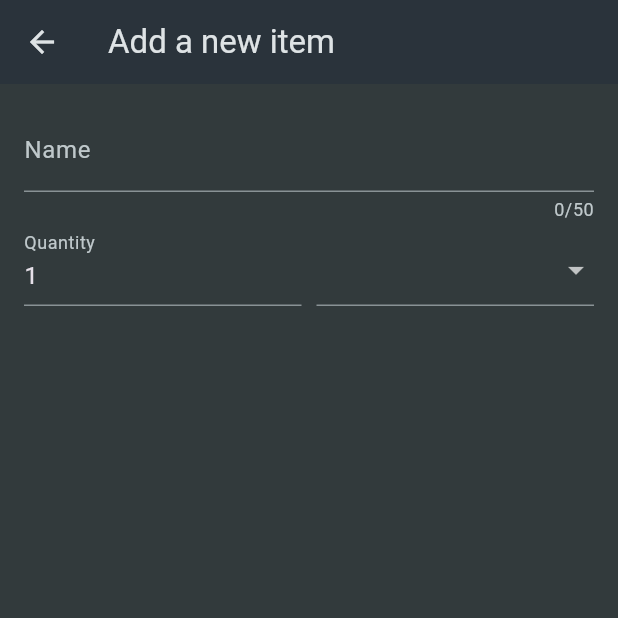
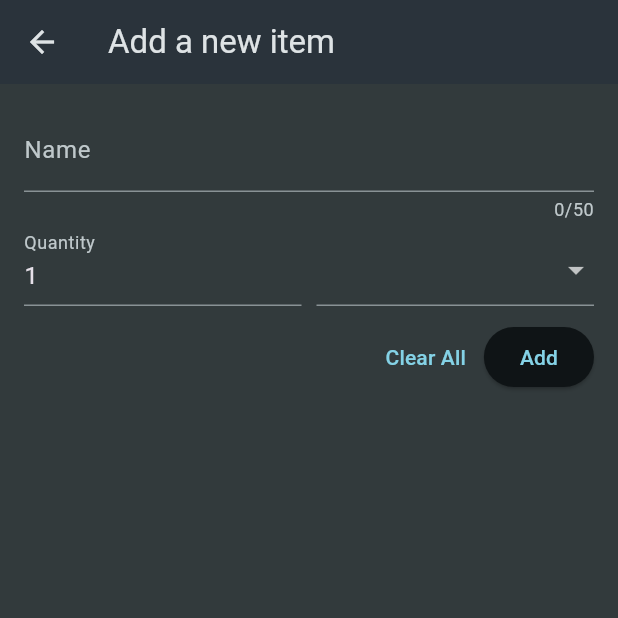
Before and after one commit to QuantumSams/udemy_flutter_shopping_list, a Flutter app: the NewItem screen opened directly, on a phone screen of 412 x 824 dp, the top half of it. Run offline on Flutter 3.47's test engine with Material 3 defaults, Android fonts, the phone set to English and light mode, and no system bars.

Commit message:
Add: buttons in new item

```diff
--- a/lib/widgets/new_item.dart
+++ b/lib/widgets/new_item.dart
@@ -36,9 +36,7 @@ class _NewItemState extends State<NewItem> {
                       initialValue: '1',
                     ),
                   ),
-                  const SizedBox(
-                    width: 10,
-                  ),
+                  const SizedBox(width: 10),
                   Expanded(
                       child: DropdownButtonFormField(
                     items: [
@@ -48,14 +46,11 @@ class _NewItemState extends State<NewItem> {
                           child: Row(
                             children: [
                               Container(
-                                width: 16,
-                                height: 16,
-                                decoration:
-                                    BoxDecoration(color: cat.value.color),
-                              ),
-                              const SizedBox(
-                                width: 10,
-                              ),
+                                  width: 16,
+                                  height: 16,
+                                  decoration:
+                                      BoxDecoration(color: cat.value.color)),
+                              const SizedBox(width: 10),
                               Text(cat.value.title),
                             ],
                           ),
@@ -65,6 +60,20 @@ class _NewItemState extends State<NewItem> {
                   ))
                 ],
               ),
+              const SizedBox(height: 10),
+              Row(
+                mainAxisAlignment: MainAxisAlignment.end,
+                children: [
+                  TextButton(onPressed: () {}, child: const Text('Clear All')),
+                  ElevatedButton(
+                    onPressed: () {},
+                    style: ElevatedButton.styleFrom(
+                        backgroundColor:
+                            Theme.of(context).colorScheme.background),
+                    child: const Text('Add'),
+                  )
+                ],
+              ),
             ],
           ),
         ),
```
